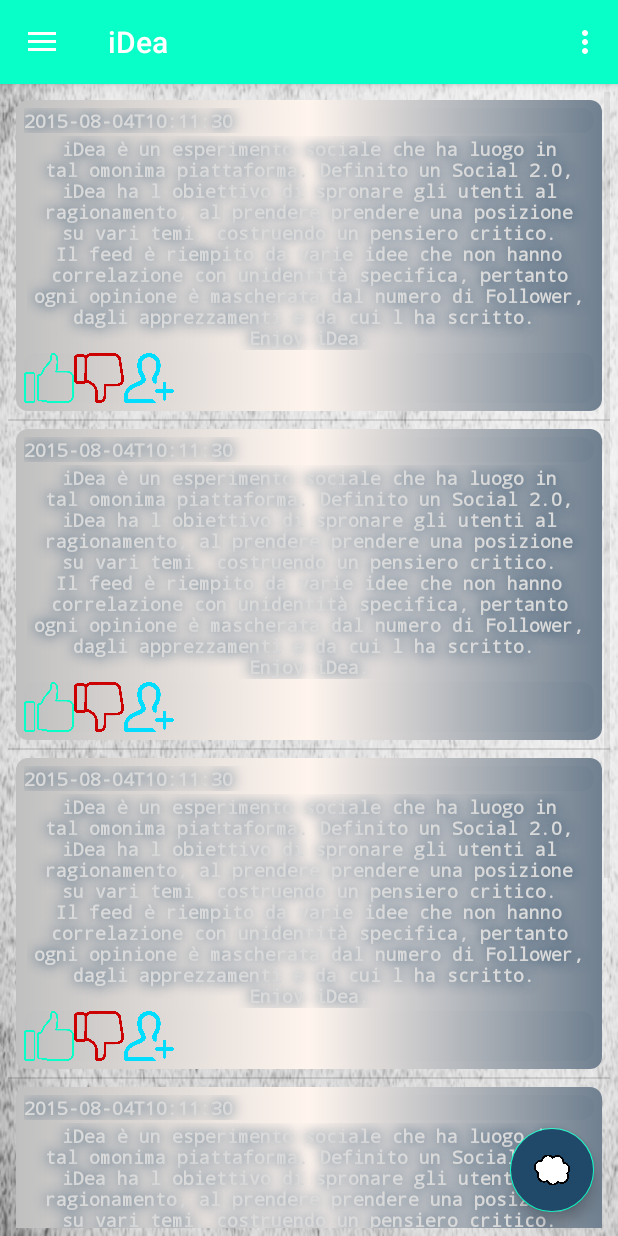
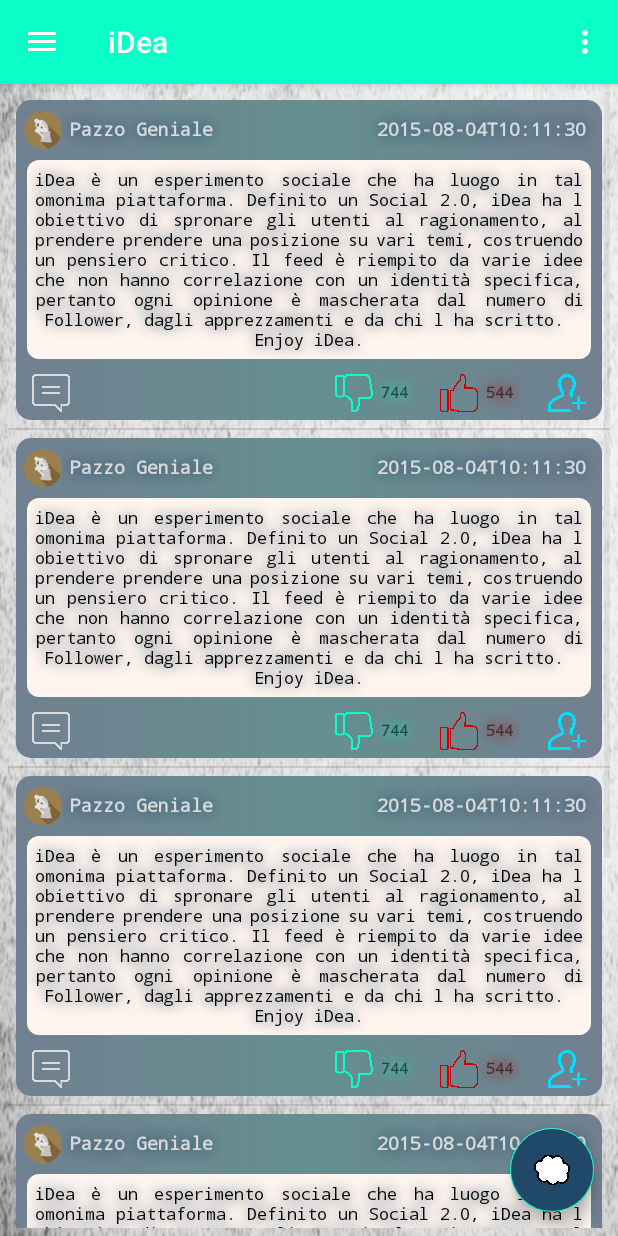
Before and after one commit to Fernet97/iDea, an Android app: the MainActivity screen opened directly, with no data from a screen before it, on a phone screen of 412 x 824 dp. Run offline under Robolectric (Android 15) with nearby library versions, the phone set to English and light mode, and no system bars.

Commit message:
Migliorato Feed + altro

```diff
--- a/src/client/iDea/app/src/main/java/com/example/fernet/idea/MainActivity.java
+++ b/src/client/iDea/app/src/main/java/com/example/fernet/idea/MainActivity.java
@@ -6,7 +6,6 @@ import android.app.FragmentTransaction;
 import android.os.Bundle;
 import android.support.design.widget.FloatingActionButton;
 import android.support.design.widget.Snackbar;
-import android.util.Log;
 import android.view.View;
 import android.support.design.widget.NavigationView;
 import android.support.v4.view.GravityCompat;
@@ -16,15 +15,6 @@ import android.support.v7.app.AppCompatActivity;
 import android.support.v7.widget.Toolbar;
 import android.view.Menu;
 import android.view.MenuItem;
-import android.widget.AdapterView;
-import android.widget.ListView;
-
-import java.time.LocalDate;
-import java.time.LocalDateTime;
-import java.util.ArrayList;
-import java.util.zip.Inflater;
-
-import static java.security.AccessController.getContext;
 
 public class MainActivity extends AppCompatActivity
         implements NavigationView.OnNavigationItemSelectedListener {
@@ -79,7 +69,7 @@ public class MainActivity extends AppCompatActivity
     @Override
     public boolean onCreateOptionsMenu(Menu menu) {
         // Inflate the menu; this adds items to the action bar if it is present.
-        getMenuInflater().inflate(R.menu.main, menu);
+        getMenuInflater().inflate(R.menu.menu_dx, menu);
         return true;
     }
 
--- a/src/client/iDea/app/src/main/res/drawable/background_button.xml
+++ /dev/null
@@ -1,13 +0,0 @@
-<?xml version="1.0" encoding="utf-8"?>
-<shape xmlns:android="http://schemas.android.com/apk/res/android"
-    android:shape="rectangle">
-    <corners android:radius="8dp"/>
-
-    <gradient
-        android:startColor="#c0c0c0"
-        android:centerColor="#fff5ee"
-        android:type="linear"
-        android:endColor="#708090">
-    </gradient>
-
-</shape>
--- /dev/null
+++ b/src/client/iDea/app/src/main/res/drawable/background_button_autentication.xml
@@ -0,0 +1,15 @@
+<?xml version="1.0" encoding="utf-8"?>
+<shape xmlns:android="http://schemas.android.com/apk/res/android"
+    android:shape="rectangle">
+    <corners android:radius="8dp"/>
+
+    <gradient
+        android:startColor="#c0c0c0"
+        android:centerColor="#fff5ee"
+        android:type="linear"
+        android:endColor="#708090">
+    </gradient>
+
+
+
+</shape>
--- /dev/null
+++ b/src/client/iDea/app/src/main/res/drawable/cornice_post.xml
@@ -0,0 +1,11 @@
+<shape xmlns:android="http://schemas.android.com/apk/res/android"
+    android:shape="rectangle">
+
+    <corners android:radius="10dp"/>
+    <gradient
+        android:angle="180"
+        android:centerColor="#658F90"
+        android:endColor="#708090"
+        android:startColor="#708090"
+        android:type="linear" />
+</shape>
--- /dev/null
+++ b/src/client/iDea/app/src/main/res/drawable/cover_post.xml
@@ -0,0 +1,9 @@
+<?xml version="1.0" encoding="utf-8"?>
+<shape xmlns:android="http://schemas.android.com/apk/res/android"
+    android:shape="rectangle">
+    <corners android:radius="8dp"/>
+
+    <solid android:color="#fff5ee"/>
+
+
+</shape>
--- a/src/client/iDea/app/src/main/res/layout/activity_main.xml
+++ b/src/client/iDea/app/src/main/res/layout/activity_main.xml
@@ -26,7 +26,7 @@
         android:fitsSystemWindows="true"
         android:background="@drawable/texture_white_stone"
         app:headerLayout="@layout/nav_header_main"
-        app:menu="@menu/activity_main_drawer" />
+        app:menu="@menu/menu_sx" />
 
 
 
--- a/src/client/iDea/app/src/main/res/layout/autenticazione.xml
+++ b/src/client/iDea/app/src/main/res/layout/autenticazione.xml
@@ -59,7 +59,7 @@
                     android:text="@string/Registrati"
                     android:fontFamily="sans-serif"
                     android:textStyle="bold"
-                    android:background="@drawable/background_button"
+                    android:background="@drawable/background_button_autentication"
                     android:layout_marginVertical="10dp"
                     android:shadowColor="@color/colorPrimaryDark"
                     android:shadowRadius="50"
@@ -74,7 +74,7 @@
                     android:text="@string/Login"
                     android:fontFamily="sans-serif"
                     android:textStyle="bold"
-                    android:background="@drawable/background_button"
+                    android:background="@drawable/background_button_autentication"
                     android:layout_marginVertical="10dp"
                     android:shadowColor="@color/colorPrimaryDark"
                     android:shadowRadius="50"
--- a/src/client/iDea/app/src/main/res/layout/list_elem_post.xml
+++ b/src/client/iDea/app/src/main/res/layout/list_elem_post.xml
@@ -9,23 +9,44 @@
         android:layout_width="match_parent"
         android:layout_height="wrap_content"
         android:layout_margin="5dp"
-        android:background="@drawable/background_button"
+        android:background="@drawable/cornice_post"
         android:orientation="vertical"
         android:padding="5dp">
 
         <LinearLayout
             android:layout_width="match_parent"
             android:layout_height="wrap_content"
-            android:background="@drawable/background_button"
             android:gravity="bottom"
+            android:paddingBottom="5dp"
             android:orientation="horizontal">
 
+            <ImageView
+                android:id="@+id/img_user"
+                android:layout_width="25dp"
+                android:layout_height="25dp"
+                android:background="@drawable/pensatore_icon"
+                />
+
             <TextView
+                android:padding="5dp"
+                android:id="@+id/name_user"
+                android:layout_width="wrap_content"
+                android:layout_height="wrap_content"
+                android:fontFamily="monospace"
+                android:shadowColor="@color/colorPrimaryDark"
+                android:shadowRadius="10"
+                android:text="Pazzo Geniale"
+                android:textColor="@color/colorPrimary"
+                android:textSize="12dp"
+                android:textStyle="bold" />
+
+            <TextView
+                android:padding="5dp"
                 android:id="@+id/data_post"
                 android:layout_width="match_parent"
                 android:layout_height="wrap_content"
                 android:fontFamily="monospace"
-                android:gravity="left"
+                android:gravity="right"
                 android:shadowColor="@color/colorPrimaryDark"
                 android:shadowRadius="10"
                 android:text="07/09/2019    13:45"
@@ -40,42 +61,124 @@
             android:layout_width="match_parent"
             android:layout_height="wrap_content"
             android:layout_margin="2dp"
+            android:padding="5dp"
             android:fontFamily="monospace"
+            android:justificationMode="inter_word"
             android:gravity="center"
             android:shadowColor="@color/colorPrimaryDark"
             android:shadowRadius="10"
             android:text="@string/descrizione"
-            android:textColor="@color/colorPrimary"
-            android:textSize="12dp"
-            android:textStyle="bold" />
+            android:textColor="@android:color/black"
+            android:textSize="11dp"
+            android:textStyle="normal"
+            android:background="@drawable/cover_post"/>
 
 
-        <LinearLayout
+        <RelativeLayout
+            android:layout_marginTop="8dp"
             android:layout_width="match_parent"
             android:layout_height="wrap_content"
-            android:background="@drawable/background_button"
-            android:gravity="bottom"
-            android:orientation="horizontal">
+            >
 
-            <ImageView
-                android:backgroundTint="@color/colorAccent"
-                android:layout_width="50px"
-                android:layout_height="50px"
-                android:background="@drawable/like"/>
+            <LinearLayout
+                android:layout_marginLeft="5dp"
+                android:layout_marginRight="10dp"
+                android:id="@+id/comment_container"
+                android:layout_width="wrap_content"
+                android:layout_height="wrap_content"
+                android:orientation="horizontal"
+                android:layout_alignParentLeft="true">
 
-            <ImageView
-                android:layout_width="50px"
-                android:layout_height="50px"
-                android:background="@drawable/dislike"
-                android:backgroundTint="@android:color/holo_red_dark"/>
+                <ImageView
+                    android:id="@+id/comment"
+                    android:layout_width="25dp"
+                    android:layout_height="25dp"
+                    android:background="@drawable/comment"
+                    android:backgroundTint="@color/colorPrimary"/>
+            </LinearLayout>
 
 
-            <ImageView
-                android:layout_width="50px"
-                android:layout_height="50px"
-                android:background="@drawable/follow"
-                android:backgroundTint="@android:color/holo_blue_bright"/>
-        </LinearLayout>
+            <LinearLayout
+                android:layout_marginLeft="10dp"
+                android:layout_marginRight="5dp"
+                android:id="@+id/container_follow"
+                android:layout_width="wrap_content"
+                android:layout_height="wrap_content"
+                android:orientation="horizontal"
+                android:layout_alignParentRight="true">
+
+                <ImageView
+                    android:id="@+id/follow"
+                    android:layout_width="25dp"
+                    android:layout_height="25dp"
+                    android:background="@drawable/follow"
+                    android:backgroundTint="@android:color/holo_blue_bright"/>
+            </LinearLayout>
+
+
+
+            <LinearLayout
+                android:layout_marginHorizontal="8dp"
+                android:id="@+id/container_dislike"
+                android:layout_toLeftOf="@id/container_follow"
+                android:layout_width="wrap_content"
+                android:layout_height="wrap_content"
+                android:orientation="horizontal"
+                android:gravity="center">
+
+                <ImageView
+                    android:id="@+id/dislike"
+                    android:backgroundTint="@android:color/holo_red_dark"
+                    android:layout_width="25dp"
+                    android:layout_height="25dp"
+                    android:background="@drawable/like"/>
+
+                    <TextView
+                        android:layout_width="wrap_content"
+                        android:layout_height="wrap_content"
+                        android:textSize="10dp"
+                        android:textStyle="bold"
+                        android:fontFamily="monospace"
+                        android:shadowColor="@android:color/holo_red_dark"
+                        android:shadowRadius="10"
+                        android:text="544"
+                        android:padding="5dp"
+                        />
+            </LinearLayout>
+
+
+
+            <LinearLayout
+                android:layout_marginHorizontal="8dp"
+                android:id="@+id/container_like"
+                android:layout_toLeftOf="@id/container_dislike"
+                android:layout_width="wrap_content"
+                android:layout_height="wrap_content"
+                android:orientation="horizontal"
+                android:gravity="center">
+
+                <ImageView
+                    android:id="@+id/like"
+                    android:layout_width="25dp"
+                    android:layout_height="25dp"
+                    android:background="@drawable/dislike"
+                    android:backgroundTint="@color/colorAccent"/>
+
+                <TextView
+                    android:layout_width="wrap_content"
+                    android:layout_height="wrap_content"
+                    android:textSize="10dp"
+                    android:textStyle="bold"
+                    android:fontFamily="monospace"
+                    android:shadowColor="@color/colorAccent"
+                    android:shadowRadius="10"
+                    android:text="744"
+                    android:padding="5dp"
+                    />
+            </LinearLayout>
+
+
+        </RelativeLayout>
 
 
     </LinearLayout>
--- a/src/client/iDea/app/src/main/res/layout/nav_header_main.xml
+++ b/src/client/iDea/app/src/main/res/layout/nav_header_main.xml
@@ -14,10 +14,12 @@
 
     <ImageView
         android:id="@+id/imageView"
-        android:layout_width="wrap_content"
+        android:layout_width="match_parent"
         android:layout_height="wrap_content"
+
         android:contentDescription="@string/nav_header_desc"
         android:paddingTop="@dimen/nav_header_vertical_spacing"
+        android:layout_gravity="center"
         app:srcCompat="@drawable/pensatore_icon" />
 
     <TextView
@@ -31,6 +33,7 @@
         android:id="@+id/textView"
         android:layout_width="wrap_content"
         android:layout_height="wrap_content"
+        android:textColor="@color/colorPrimaryDark"
         android:text="@string/nav_header_subtitle" />
 
 </LinearLayout>
--- a/src/client/iDea/app/src/main/res/menu/activity_main_drawer.xml
+++ /dev/null
@@ -1,51 +0,0 @@
-<?xml version="1.0" encoding="utf-8"?>
-<menu xmlns:android="http://schemas.android.com/apk/res/android"
-    xmlns:tools="http://schemas.android.com/tools"
-    tools:showIn="navigation_view">
-
-    <group android:checkableBehavior="single">
-        <item
-            android:id="@+id/nav_gallery"
-            android:title="Identità seguite: 23" />
-        <item
-            android:id="@+id/nav_slideshow"
-            android:title="Idee aprezzate: 421" />
-
-        <item
-            android:id="@+id/nav_camera"
-            android:icon="@drawable/ic_menu_camera"
-            android:title="Cambia icona" />
-
-        <item
-            android:id="@+id/nav_manage"
-            android:icon="@drawable/ic_menu_manage"
-            android:title="Modifica profilo" />
-    </group>
-
-    <item android:title="Seguiti">
-        <menu>
-            <item
-                android:title="Il Tipo Alternativo" />
-            <item
-                android:title="Comunista" />
-
-            <item
-                android:title="Pazzo Geniale" />
-        </menu>
-    </item>
-
-
-    <item android:title="Condividi">
-        <menu>
-            <item
-                android:id="@+id/nav_share"
-                android:icon="@drawable/ic_menu_share"
-                android:title="Condividi" />
-            <item
-                android:id="@+id/nav_send"
-                android:icon="@drawable/ic_menu_send"
-                android:title="Invia" />
-        </menu>
-    </item>
-
-</menu>
--- /dev/null
+++ b/src/client/iDea/app/src/main/res/menu/menu_sx.xml
@@ -0,0 +1,58 @@
+<?xml version="1.0" encoding="utf-8"?>
+<menu xmlns:android="http://schemas.android.com/apk/res/android"
+    xmlns:tools="http://schemas.android.com/tools"
+    tools:showIn="navigation_view">
+
+    <group android:checkableBehavior="single">
+        <item
+
+            android:id="@+id/nav_gallery"
+            android:icon="@drawable/identity"
+            android:title="Identità seguite: 23" />
+        <item
+            android:id="@+id/nav_slideshow"
+            android:icon="@drawable/nuvola"
+            android:title="Idee aprezzate: 421" />
+
+        <item
+            android:id="@+id/nav_camera"
+            android:icon="@drawable/ic_menu_camera"
+            android:title="Cambia icona" />
+
+        <item
+            android:id="@+id/nav_manage"
+            android:icon="@drawable/ic_menu_manage"
+            android:title="Modifica profilo" />
+    </group>
+
+    <item android:title="Seguiti">
+        <menu>
+            <item
+                android:title="Il Tipo Alternativo"
+                android:icon="@drawable/hipster" />
+            <item
+                android:title="Comunista"
+                android:icon="@drawable/comunista"
+                android:iconTint="@color/colorPrimary"/>
+
+            <item
+                android:title="Pazzo Geniale"
+                android:icon="@drawable/geniale"/>
+        </menu>
+    </item>
+
+
+    <item android:title="Condividi">
+        <menu>
+            <item
+                android:id="@+id/nav_share"
+                android:icon="@drawable/ic_menu_share"
+                android:title="Condividi" />
+            <item
+                android:id="@+id/nav_send"
+                android:icon="@drawable/ic_menu_send"
+                android:title="Invia" />
+        </menu>
+    </item>
+
+</menu>
--- a/src/client/iDea/app/src/main/res/values/strings.xml
+++ b/src/client/iDea/app/src/main/res/values/strings.xml
@@ -15,8 +15,8 @@
     <string name="arte">Arte</string>
     <string name="descrizione">iDea è un esperimento sociale che ha luogo in tal omonima piattaforma. Definito un Social 2.0,
         iDea ha l obiettivo di spronare gli utenti al ragionamento, al prendere prendere una posizione su vari temi, costruendo un
-        pensiero critico. Il feed è riempito da varie idee che non hanno correlazione con unidentità specifica, pertanto
-        ogni opinione è mascherata dal numero di Follower, dagli apprezzamenti e da cui l ha scritto.
+        pensiero critico. Il feed è riempito da varie idee che non hanno correlazione con un identità specifica, pertanto
+        ogni opinione è mascherata dal numero di Follower, dagli apprezzamenti e da chi l ha scritto.
         \nEnjoy iDea.</string>
     <string name="Registrati">Registrati</string>
     <string name="Login">Login</string>
```
Also changed, not shown: src/client/iDea/app/src/main/res/drawable-v21/comment.png (added), src/client/iDea/app/src/main/res/drawable-v21/comunista.png (added), src/client/iDea/app/src/main/res/drawable-v21/geniale.png (added), src/client/iDea/app/src/main/res/drawable-v21/hipster.png (added), src/client/iDea/app/src/main/res/drawable-v21/identity.png (added), src/client/iDea/app/src/main/res/menu/menu_dx.xml (renamed from src/client/iDea/app/src/main/res/menu/main.xml), 1 other file.
